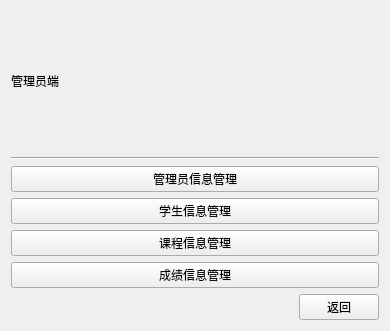
Before: the Qt Designer form manage.ui in hooray1998/SC_System, drawn with Qt 5.
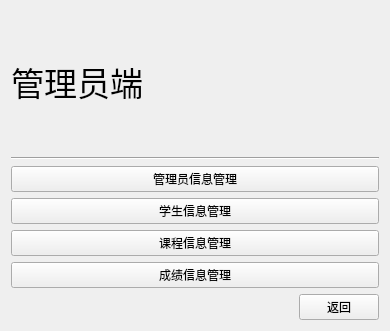
After: the same form once the commit is applied.

What changed in the file:
```diff
--- a/manage.ui
+++ b/manage.ui
@@ -18,6 +18,11 @@
     <layout class="QHBoxLayout" name="horizontalLayout_3">
      <item>
       <widget class="QLabel" name="label">
+       <property name="font">
+        <font>
+         <pointsize>25</pointsize>
+        </font>
+       </property>
        <property name="text">
         <string>管理员端</string>
        </property>
```
